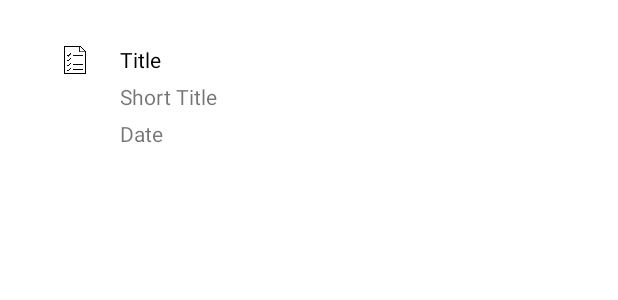
After one commit to affkjuhyt/AndroidPTIT, an Android app: the layout row_noti.xml on its own in the app's theme, with its tools: preview values and no code run, on a phone screen of 412 x 824 dp. The commit adds this screen. Shown: the top 300 px of the screen. Run offline under Robolectric (Android 15) with nearby library versions, the phone set to English and light mode, and no system bars.

Commit message:
Create list view notification

```diff
--- a/app/src/main/res/layout/fragment_news.xml
+++ b/app/src/main/res/layout/fragment_news.xml
@@ -5,8 +5,6 @@
     android:layout_width="match_parent"
     android:layout_height="match_parent"
     tools:context=".NewsFragment">
-
-    <!-- TODO: Update blank fragment layout -->
 
         <RelativeLayout
             android:layout_width="wrap_content"
--- /dev/null
+++ b/app/src/main/res/layout/row_noti.xml
@@ -0,0 +1,52 @@
+<?xml version="1.0" encoding="utf-8"?>
+<RelativeLayout
+    xmlns:android="http://schemas.android.com/apk/res/android"
+    android:layout_width="match_parent"
+    android:layout_height="match_parent">
+
+    <RelativeLayout
+        android:layout_width="match_parent"
+        android:layout_height="100dp" >
+
+        <ImageView
+            android:id="@+id/imgNoti"
+            android:layout_marginLeft="40dp"
+            android:layout_marginTop="30dp"
+            android:layout_width="20dp"
+            android:layout_height="20dp"
+            android:src="@drawable/paper"/>
+
+        <RelativeLayout
+            android:layout_marginTop="30dp"
+            android:layout_marginLeft="20dp"
+            android:layout_toRightOf="@+id/imgNoti"
+            android:layout_width="wrap_content"
+            android:layout_height="wrap_content" >
+
+            <TextView
+                android:id="@+id/txtTitle"
+                android:textColor="@color/black"
+                android:layout_width="wrap_content"
+                android:layout_height="wrap_content"
+                android:text="Title"/>
+
+            <TextView
+                android:id="@+id/shortTitle"
+                android:layout_marginTop="5dp"
+                android:layout_below="@id/txtTitle"
+                android:layout_width="wrap_content"
+                android:layout_height="wrap_content"
+                android:text="Short Title"/>
+
+            <TextView
+                android:layout_below="@id/shortTitle"
+                android:layout_marginTop="5dp"
+                android:id="@+id/dateNoti"
+                android:layout_width="wrap_content"
+                android:layout_height="wrap_content"
+                android:text="Date"/>
+
+        </RelativeLayout>
+    </RelativeLayout>
+
+</RelativeLayout>
```
Also changed, not shown: app/src/main/java/com/ltud/thecoffeehouse/NotificationActivity.java (added, +65 -0 lines), app/src/main/java/com/ltud/thecoffeehouse/adapter/NotificationAdapter.java (added, +61 -0 lines), app/src/main/java/com/ltud/thecoffeehouse/model/Notification.java (added, +47 -0 lines), app/src/main/res/layout/acivity_notification_view.xml (added, +56 -0 lines), app/src/main/res/drawable/cancel.png (added), app/src/main/res/drawable/paper.png (added).
